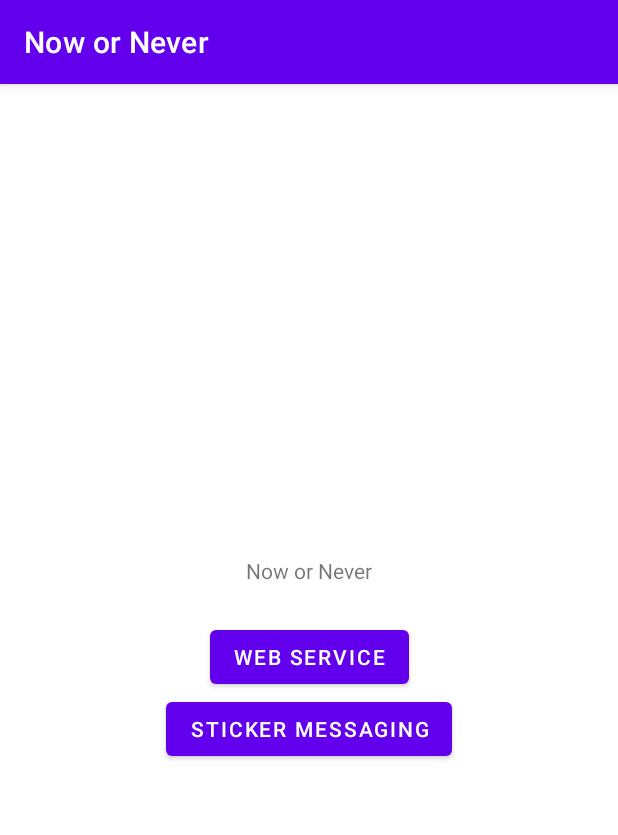
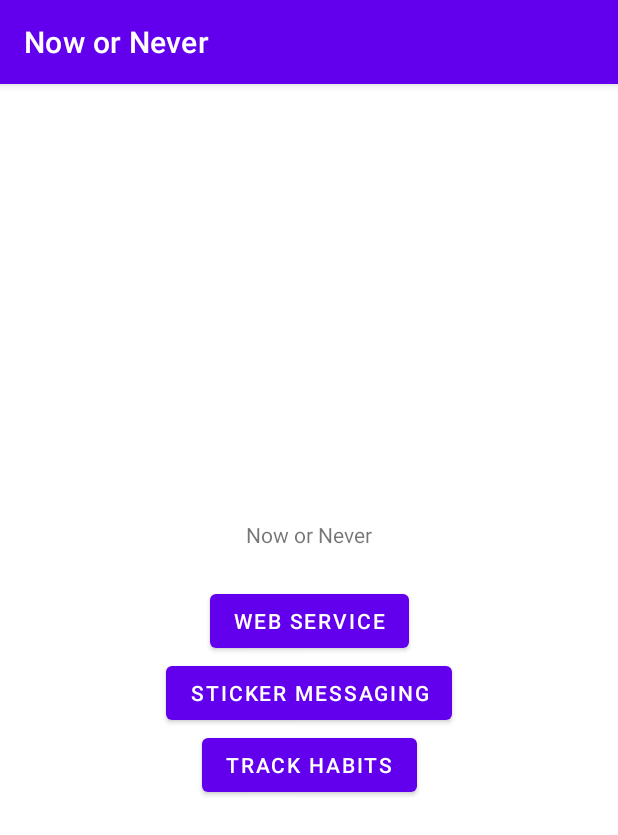
Before and after one commit to hoang-ph/NUMAD22Fa_PhongHoang_AnNguyen, an Android app: the screen it shows after launch (MainActivity), on a phone screen of 412 x 824 dp. Shown: the top 835 px of the screen. Run offline under Robolectric (Android 15) with nearby library versions, the phone set to English and light mode, and no system bars.

Commit message:
Add button to go to Habit Tracker central activity

```diff
--- a/app/src/main/java/edu/northeastern/nowornever/MainActivity.java
+++ b/app/src/main/java/edu/northeastern/nowornever/MainActivity.java
@@ -21,4 +21,8 @@ public class MainActivity extends AppCompatActivity {
     public void showStickerMessagingActivity(View view) {
         startActivity(new Intent(this, SimpleLogInActivity.class));
     }
+
+    public void showHabitCentralPage(View view) {
+        startActivity(new Intent(this, HabitActivity.class));
+    }
 }
--- a/app/src/main/res/layout/activity_main.xml
+++ b/app/src/main/res/layout/activity_main.xml
@@ -14,7 +14,6 @@
         android:text="@string/now_or_never"
         app:layout_constraintBottom_toTopOf="@+id/webServiceButton"
         app:layout_constraintEnd_toEndOf="parent"
-        app:layout_constraintHorizontal_bias="0.5"
         app:layout_constraintStart_toStartOf="parent"
         app:layout_constraintTop_toTopOf="parent"
         app:layout_constraintVertical_chainStyle="packed" />
@@ -27,7 +26,6 @@
         android:text="@string/web_service"
         app:layout_constraintBottom_toTopOf="@+id/stickerMessagingButton"
         app:layout_constraintEnd_toEndOf="parent"
-        app:layout_constraintHorizontal_bias="0.5"
         app:layout_constraintStart_toStartOf="parent"
         app:layout_constraintTop_toBottomOf="@+id/textView" />
 
@@ -37,10 +35,20 @@
         android:layout_height="wrap_content"
         android:onClick="showStickerMessagingActivity"
         android:text="@string/sticker_messaging"
-        app:layout_constraintBottom_toBottomOf="parent"
+        app:layout_constraintBottom_toTopOf="@id/trackHabitButton"
         app:layout_constraintEnd_toEndOf="parent"
-        app:layout_constraintHorizontal_bias="0.5"
         app:layout_constraintStart_toStartOf="parent"
         app:layout_constraintTop_toBottomOf="@+id/webServiceButton" />
 
+    <Button
+        android:id="@+id/trackHabitButton"
+        android:layout_width="wrap_content"
+        android:layout_height="wrap_content"
+        android:onClick="showHabitCentralPage"
+        android:text="@string/track_habit"
+        app:layout_constraintBottom_toBottomOf="parent"
+        app:layout_constraintEnd_toEndOf="parent"
+        app:layout_constraintStart_toStartOf="parent"
+        app:layout_constraintTop_toBottomOf="@+id/stickerMessagingButton" />
+
 </androidx.constraintlayout.widget.ConstraintLayout>
--- a/app/src/main/res/values/strings.xml
+++ b/app/src/main/res/values/strings.xml
@@ -13,7 +13,6 @@
     <string name="developer">Developer:</string>
     <string name="release_date">Release Date:</string>
     <string name="sort_by">Sort by:</string>
-    <string name="sticker_messaging">Sticker Messaging</string>
     <string-array name="platform_array">
         <item>All</item>
         <item>pc</item>
@@ -47,6 +46,7 @@
     <string name="login">Log In</string>
 
     <!--- StickerMessagingActivity -->
+    <string name="sticker_messaging">Sticker Messaging</string>
     <string name="sticker_type">Sticker Selection</string>
     <string name="send_sticker">Send Sticker</string>
     <string name="sticker_display">Most recent received sticker</string>
@@ -68,4 +68,7 @@
         <item>Bluetooth</item>
     </string-array>
 
+    <!--- TrackHabitActivity -->
+    <string name="track_habit">Track Habits</string>
+
 </resources>
```
Also changed, not shown: app/src/main/AndroidManifest.xml (+7 -0 lines), app/src/main/java/edu/northeastern/nowornever/HabitActivity.java (added, +14 -0 lines), app/src/main/res/layout/activity_habit.xml (added, +9 -0 lines).
